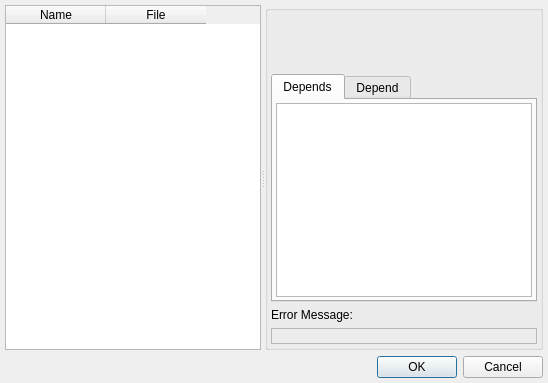
Before: the Qt Designer form branches/dev_options2/src/loader/setuppluginsdialog.ui in vacuum-im/vacuum-im, drawn with Qt 5.
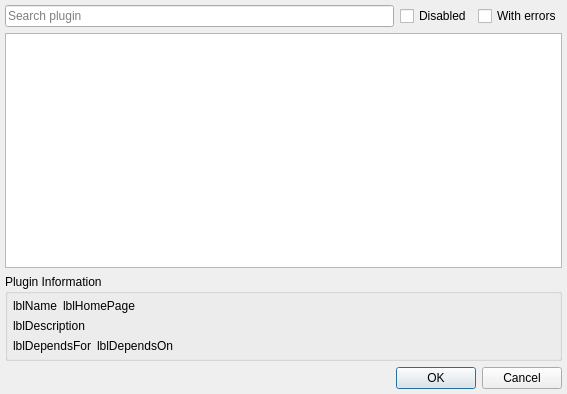
After: the same form once the commit is applied. Custom widgets are drawn as their Qt base class.

The edit to the form file:
```diff
--- a/branches/dev_options2/src/loader/setuppluginsdialog.ui
+++ b/branches/dev_options2/src/loader/setuppluginsdialog.ui
@@ -6,38 +6,46 @@
    <rect>
     <x>0</x>
     <y>0</y>
-    <width>547</width>
-    <height>369</height>
+    <width>567</width>
+    <height>394</height>
    </rect>
   </property>
   <property name="windowTitle">
    <string>Setup Plugins</string>
   </property>
+  <layout class="QVBoxLayout" name="verticalLayout_3">
+   <property name="margin">
+    <number>5</number>
+   </property>
+   <item>
   <layout class="QVBoxLayout" name="verticalLayout_2">
-   <property name="margin">
-    <number>5</number>
-   </property>
+     <item>
+      <layout class="QHBoxLayout" name="horizontalLayout_3">
+       <item>
+        <widget class="SearchLineEdit" name="sleSearch">
+         <property name="placeholderText">
+          <string>Search plugin</string>
+         </property>
+        </widget>
+       </item>
    <item>
-    <widget class="QSplitter" name="splitter">
-     <property name="sizePolicy">
-      <sizepolicy hsizetype="Expanding" vsizetype="Expanding">
-       <horstretch>0</horstretch>
-       <verstretch>0</verstretch>
-      </sizepolicy>
-     </property>
-     <property name="orientation">
-      <enum>Qt::Horizontal</enum>
-     </property>
-     <property name="childrenCollapsible">
-      <bool>false</bool>
-     </property>
-     <widget class="QTableWidget" name="twtPlugins">
-      <property name="sizePolicy">
-       <sizepolicy hsizetype="MinimumExpanding" vsizetype="MinimumExpanding">
-        <horstretch>1</horstretch>
-        <verstretch>0</verstretch>
-       </sizepolicy>
-      </property>
+        <widget class="QCheckBox" name="chbDisabled">
+         <property name="text">
+          <string notr="true">Disabled</string>
+         </property>
+        </widget>
+       </item>
+       <item>
+        <widget class="QCheckBox" name="chbWithErrors">
+         <property name="text">
+          <string notr="true">With errors</string>
+         </property>
+        </widget>
+       </item>
+      </layout>
+     </item>
+     <item>
+      <widget class="QTableView" name="tbvPlugins">
       <property name="editTriggers">
        <set>QAbstractItemView::NoEditTriggers</set>
       </property>
@@ -45,50 +53,40 @@
        <enum>QAbstractItemView::SingleSelection</enum>
       </property>
       <property name="selectionBehavior">
-       <enum>QAbstractItemView::SelectRows</enum>
-      </property>
-      <property name="sortingEnabled">
-       <bool>true</bool>
-      </property>
-      <attribute name="horizontalHeaderHighlightSections">
+        <enum>QAbstractItemView::SelectItems</enum>
+       </property>
+       <attribute name="horizontalHeaderVisible">
        <bool>false</bool>
       </attribute>
       <attribute name="verticalHeaderVisible">
        <bool>false</bool>
       </attribute>
-      <column>
-       <property name="text">
-        <string>Name</string>
-       </property>
-      </column>
-      <column>
-       <property name="text">
-        <string>File</string>
-       </property>
-      </column>
-     </widget>
-     <widget class="QGroupBox" name="grbProperties">
-      <property name="sizePolicy">
-       <sizepolicy hsizetype="Preferred" vsizetype="Preferred">
-        <horstretch>0</horstretch>
-        <verstretch>0</verstretch>
-       </sizepolicy>
-      </property>
+      </widget>
+     </item>
+    </layout>
+   </item>
+   <item>
+    <widget class="QGroupBox" name="grbPluginInfo">
       <property name="title">
-       <string/>
+      <string>Plugin Information</string>
+     </property>
+     <property name="flat">
+      <bool>true</bool>
       </property>
       <layout class="QVBoxLayout" name="verticalLayout">
        <property name="margin">
-        <number>3</number>
-       </property>
+       <number>5</number>
+      </property>
+      <item>
+       <layout class="QHBoxLayout" name="horizontalLayout">
        <item>
         <widget class="QLabel" name="lblName">
+          <property name="text">
+           <string notr="true">lblName</string>
+          </property>
          <property name="textFormat">
           <enum>Qt::RichText</enum>
          </property>
-         <property name="wordWrap">
-          <bool>true</bool>
-         </property>
          <property name="textInteractionFlags">
           <set>Qt::LinksAccessibleByMouse|Qt::TextSelectableByKeyboard|Qt::TextSelectableByMouse</set>
          </property>
@@ -96,21 +94,33 @@
        </item>
        <item>
         <widget class="QLabel" name="lblHomePage">
+          <property name="text">
+           <string notr="true">lblHomePage</string>
+          </property>
          <property name="textFormat">
           <enum>Qt::RichText</enum>
          </property>
-         <property name="wordWrap">
-          <bool>true</bool>
-         </property>
-        </widget>
+         </widget>
+        </item>
+        <item>
+         <spacer name="horizontalSpacer">
+          <property name="orientation">
+           <enum>Qt::Horizontal</enum>
+          </property>
+          <property name="sizeHint" stdset="0">
+           <size>
+            <width>0</width>
+            <height>10</height>
+           </size>
+          </property>
+         </spacer>
+        </item>
+       </layout>
        </item>
        <item>
         <widget class="QLabel" name="lblDescription">
-         <property name="sizePolicy">
-          <sizepolicy hsizetype="Preferred" vsizetype="Expanding">
-           <horstretch>0</horstretch>
-           <verstretch>0</verstretch>
-          </sizepolicy>
+        <property name="text">
+         <string notr="true">lblDescription</string>
          </property>
          <property name="textFormat">
           <enum>Qt::PlainText</enum>
@@ -127,110 +137,43 @@
         </widget>
        </item>
        <item>
-        <widget class="QTabWidget" name="twtDependences">
-         <property name="sizePolicy">
-          <sizepolicy hsizetype="Preferred" vsizetype="Preferred">
-           <horstretch>0</horstretch>
-           <verstretch>0</verstretch>
-          </sizepolicy>
-         </property>
-         <property name="currentIndex">
-          <number>0</number>
-         </property>
-         <widget class="QWidget" name="tabDepends">
-          <attribute name="title">
-           <string>Depends</string>
-          </attribute>
-          <layout class="QVBoxLayout" name="verticalLayout_4">
-           <property name="margin">
-            <number>3</number>
-           </property>
+       <layout class="QHBoxLayout" name="horizontalLayout_2">
            <item>
-            <widget class="QListWidget" name="ltwDepends">
-             <property name="sizePolicy">
-              <sizepolicy hsizetype="Minimum" vsizetype="Minimum">
-               <horstretch>0</horstretch>
-               <verstretch>0</verstretch>
-              </sizepolicy>
-             </property>
-             <property name="editTriggers">
-              <set>QAbstractItemView::NoEditTriggers</set>
-             </property>
-             <property name="selectionMode">
-              <enum>QAbstractItemView::NoSelection</enum>
-             </property>
-             <property name="wordWrap">
-              <bool>true</bool>
-             </property>
-            </widget>
-           </item>
-          </layout>
-         </widget>
-         <widget class="QWidget" name="tabDepend">
-          <attribute name="title">
-           <string>Depend</string>
-          </attribute>
-          <layout class="QVBoxLayout" name="verticalLayout_3">
-           <property name="margin">
-            <number>3</number>
-           </property>
+         <widget class="QLabel" name="lblDependsFor">
+          <property name="text">
+           <string notr="true">lblDependsFor</string>
+          </property>
+          <property name="textFormat">
+           <enum>Qt::RichText</enum>
+          </property>
+         </widget>
+        </item>
            <item>
-            <widget class="QListWidget" name="ltwDepend">
-             <property name="sizePolicy">
-              <sizepolicy hsizetype="Minimum" vsizetype="Minimum">
-               <horstretch>0</horstretch>
-               <verstretch>0</verstretch>
-              </sizepolicy>
-             </property>
-             <property name="editTriggers">
-              <set>QAbstractItemView::NoEditTriggers</set>
-             </property>
-             <property name="selectionMode">
-              <enum>QAbstractItemView::NoSelection</enum>
-             </property>
-             <property name="wordWrap">
-              <bool>true</bool>
-             </property>
-            </widget>
-           </item>
-          </layout>
-         </widget>
-        </widget>
-       </item>
-       <item>
-        <widget class="QLabel" name="lblLabelError">
+         <widget class="QLabel" name="lblDependsOn">
          <property name="text">
-          <string>Error Message:</string>
+           <string notr="true">lblDependsOn</string>
          </property>
          <property name="textFormat">
-          <enum>Qt::PlainText</enum>
+           <enum>Qt::RichText</enum>
          </property>
         </widget>
        </item>
        <item>
-        <widget class="QLabel" name="lblError">
-         <property name="frameShape">
-          <enum>QFrame::StyledPanel</enum>
-         </property>
-         <property name="frameShadow">
-          <enum>QFrame::Sunken</enum>
-         </property>
-         <property name="textFormat">
-          <enum>Qt::PlainText</enum>
-         </property>
-         <property name="alignment">
-          <set>Qt::AlignCenter</set>
-         </property>
-         <property name="wordWrap">
-          <bool>true</bool>
-         </property>
-         <property name="textInteractionFlags">
-          <set>Qt::LinksAccessibleByMouse|Qt::TextSelectableByKeyboard|Qt::TextSelectableByMouse</set>
-         </property>
-        </widget>
-       </item>
-      </layout>
-     </widget>
+         <spacer name="horizontalSpacer_2">
+          <property name="orientation">
+           <enum>Qt::Horizontal</enum>
+          </property>
+          <property name="sizeHint" stdset="0">
+           <size>
+            <width>0</width>
+            <height>10</height>
+           </size>
+          </property>
+         </spacer>
+        </item>
+       </layout>
+      </item>
+     </layout>
     </widget>
    </item>
    <item>
@@ -243,6 +186,13 @@
   </layout>
  </widget>
  <layoutdefault spacing="6" margin="11"/>
+ <customwidgets>
+  <customwidget>
+   <class>SearchLineEdit</class>
+   <extends>QLineEdit</extends>
+   <header location="global">utils/searchlineedit.h</header>
+  </customwidget>
+ </customwidgets>
  <tabstops>
   <tabstop>twtPlugins</tabstop>
   <tabstop>dbbButtons</tabstop>
```
Left out of the diff: 2 changed lines with no effect on the pictures. Lines whose indentation alone changed are shown as unchanged.
